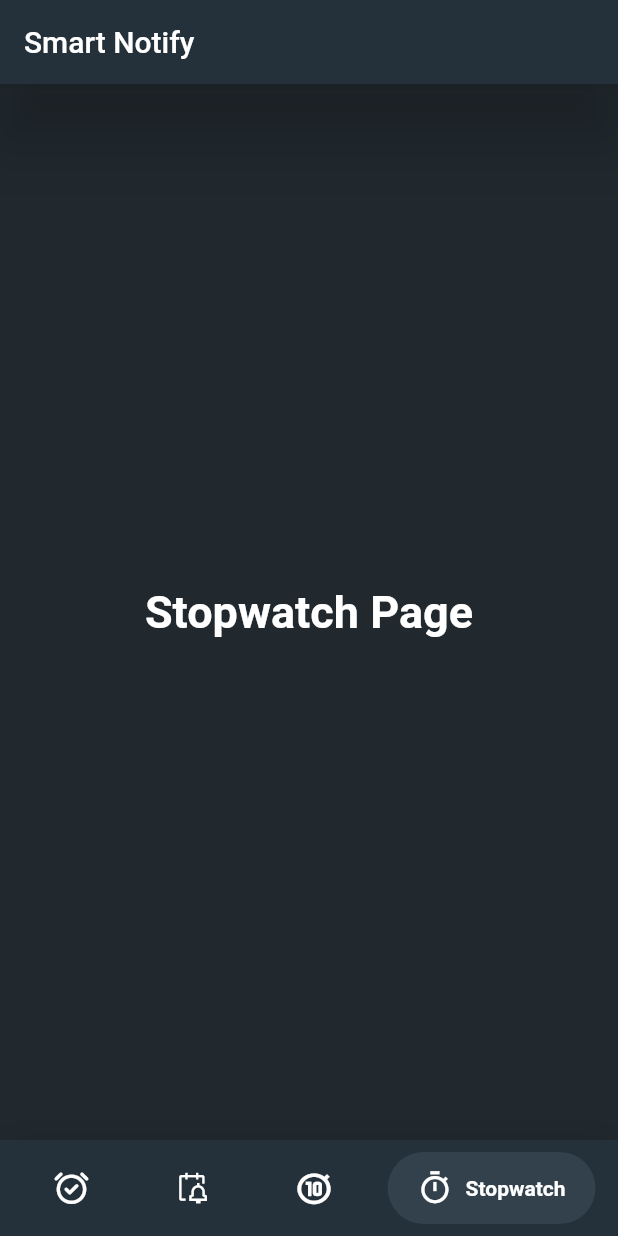
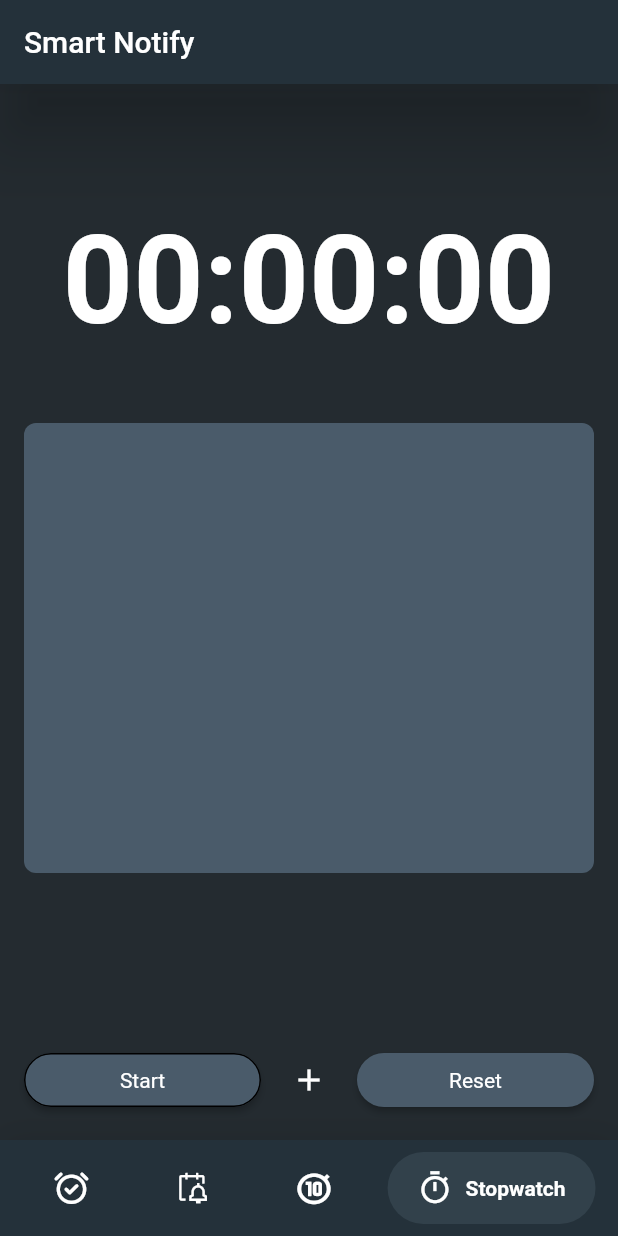
Before and after one commit to YeasirAR/smart_notify, a Flutter app: the screen it shows after launch, item 4 of the bottom bar chosen, on a phone screen of 412 x 824 dp. Run offline on Flutter 3.47's test engine with Material 2 defaults, Android fonts, the phone set to English and light mode, and no system bars; drawn by our look-alikes of google_nav_bar; our stand-ins replace awesome_notifications, flutter_expandable_fab, flutter_switch, font_awesome_flutter, geolocator, hive and 4 more; missing offline and left inert: flutter_ringtone_player, geolocator_android, geolocator_apple, open_street_map_search_and_pick; accounts and stored records are empty.

Commit message:
Add StopWatch

```diff
--- a/lib/homepage.dart
+++ b/lib/homepage.dart
@@ -7,6 +7,7 @@ import 'package:line_icons/line_icons.dart';
 import 'alarm/alarm.dart';
 import 'database/nav_icons.dart';
 import 'reminder/reminder.dart';
+import 'stopwatch/stopwatch.dart';
 import 'timer/timer.dart';
 
 class HomePage extends StatefulWidget {
@@ -25,10 +26,7 @@ class _HomePageState extends State<HomePage> {
     Alarm(),
     Reminder(),
     Timer(),
-    Text(
-      'Stopwatch Page',
-      style: optionStyle,
-    ),
+    StopWatch(),
   ];
   @override
   Widget build(BuildContext context) {
--- a/lib/stopwatch/stopwatch.dart
+++ b/lib/stopwatch/stopwatch.dart
@@ -0,0 +1,192 @@
+import 'dart:async';
+
+import 'package:flutter/material.dart';
+
+class StopWatch extends StatefulWidget {
+  const StopWatch({super.key});
+
+  @override
+  State<StopWatch> createState() => _StopWatchState();
+}
+
+class _StopWatchState extends State<StopWatch> {
+  int seconds = 0, minutes = 0, hours = 0;
+  String digitSeconds = "00", digitMinutes = "00", digitHours = "00";
+  Timer? timer;
+  bool started = false;
+  List laps = [];
+
+  void stop() {
+    timer!.cancel();
+    setState(() {
+      started = false;
+    });
+  }
+
+  void reset() {
+    timer!.cancel();
+    setState(() {
+      seconds = 0;
+      minutes = 0;
+      hours = 0;
+
+      digitSeconds = "00";
+      digitMinutes = "00";
+      digitHours = "00";
+
+      started = false;
+    });
+  }
+
+  void addLaps() {
+    String lap = "$digitHours:$digitMinutes:$digitSeconds";
+    setState(() {
+      laps.add(lap);
+    });
+  }
+
+  void start() {
+    started = true;
+    timer = Timer.periodic(Duration(seconds: 1), (timer) {
+      int localSeconds = seconds + 1;
+      int localMinutes = minutes;
+      int localHours = hours;
+
+      if (localSeconds > 59) {
+        if (localMinutes > 59) {
+          localHours++;
+          localMinutes = 0;
+        } else {
+          localMinutes++;
+          localSeconds = 0;
+        }
+      }
+      setState(() {
+        seconds = localSeconds;
+        minutes = localMinutes;
+        hours = localHours;
+        digitSeconds = (seconds >= 10) ? "$seconds" : "0$seconds";
+        digitHours = (hours >= 10) ? "$hours" : "0$hours";
+        digitMinutes = (minutes >= 10) ? "$minutes" : "0$minutes";
+      });
+    });
+  }
+
+  @override
+  Widget build(BuildContext context) {
+    return Scaffold(
+      backgroundColor: const Color.fromARGB(255, 36, 43, 48),
+      body: SafeArea(
+        child: Padding(
+          padding: const EdgeInsets.all(16.0),
+          child: Column(
+            mainAxisAlignment: MainAxisAlignment.spaceBetween,
+            crossAxisAlignment: CrossAxisAlignment.center,
+            children: [
+              SizedBox(
+                height: 20.0,
+              ),
+              Center(
+                child: Text(
+                  "$digitHours:$digitMinutes:$digitSeconds",
+                  style: TextStyle(
+                    color: Colors.white,
+                    fontSize: 82.0,
+                    fontWeight: FontWeight.w600,
+                  ),
+                ),
+              ),
+              Container(
+                height: 300.0,
+                decoration: BoxDecoration(
+                  color: Color.fromARGB(255, 74, 91, 106),
+                  borderRadius: BorderRadius.circular(8.0),
+                ),
+                child: ListView.builder(
+                  itemCount: laps.length,
+                  itemBuilder: (context, index) {
+                    return Padding(
+                      padding: const EdgeInsets.all(16.0),
+                      child: Row(
+                        mainAxisAlignment: MainAxisAlignment.spaceBetween,
+                        children: [
+                          Text(
+                            "LAP COUNT ${index + 1}",
+                            style: TextStyle(
+                              color: Colors.white,
+                              fontSize: 16.0,
+                            ),
+                          ),
+                          Text(
+                            "${laps[index]}",
+                            style: TextStyle(
+                              color: Colors.white,
+                              fontSize: 16.0,
+                            ),
+                          ),
+                        ],
+                      ),
+                    );
+                  },
+                ),
+              ),
+              SizedBox(
+                height: 20.0,
+              ),
+              Row(
+                mainAxisAlignment: MainAxisAlignment.spaceBetween,
+                children: [
+                  Expanded(
+                    child: RawMaterialButton(
+                      onPressed: () {
+                        (!started) ? start() : stop();
+                      },
+                      fillColor: Color.fromARGB(255, 74, 91, 106),
+                      shape: const StadiumBorder(
+                        side: BorderSide(
+                            // color: Color.fromARGB(255, 155, 209, 28)
+                            ),
+                      ),
+                      child: Text(
+                        (!started) ? "Start" : "Pause",
+                        style: TextStyle(color: Colors.white),
+                      ),
+                    ),
+                  ),
+                  SizedBox(
+                    width: 8.0,
+                  ),
+                  IconButton(
+                    color: Colors.white,
+                    onPressed: () {
+                      addLaps();
+                    },
+                    icon: Icon(Icons.add),
+                  ),
+                  SizedBox(
+                    width: 8.0,
+                  ),
+                  Expanded(
+                    child: RawMaterialButton(
+                      onPressed: () {
+                        reset();
+                      },
+                      fillColor: Color.fromARGB(255, 74, 91, 106),
+                      shape: const StadiumBorder(
+                          //side: BorderSide(color: Colors.red),
+                          ),
+                      child: Text(
+                        "Reset",
+                        style: TextStyle(color: Colors.white),
+                      ),
+                    ),
+                  ),
+                ],
+              )
+            ],
+          ),
+        ),
+      ),
+    );
+  }
+}
```
Also changed, not shown: lib/alarm/alarm.dart (+10 -8 lines), lib/reminder/reminder.dart (+13 -6 lines), 1 other file.
